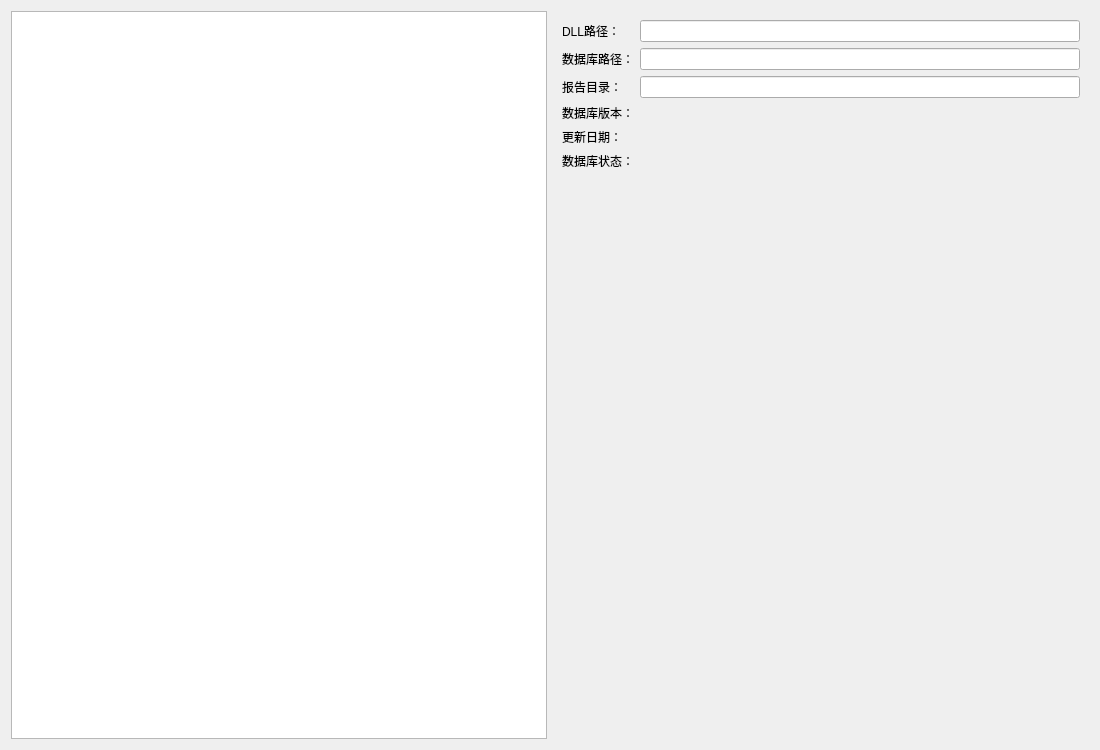
The window that ui/SystemSettingsPage.ui (rakehellsx/MaliciousDetector) describes before a commit, drawn with Qt 5.
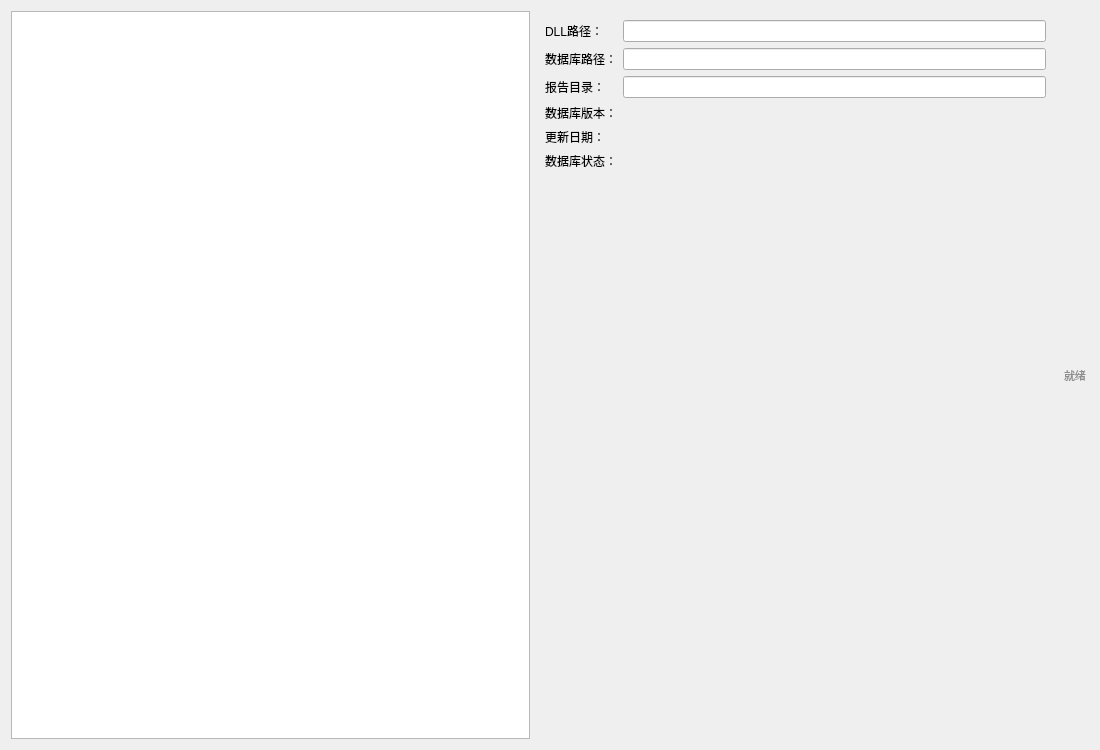
The same window after the commit.

What changed in the file:
```diff
--- a/ui/SystemSettingsPage.ui
+++ b/ui/SystemSettingsPage.ui
@@ -162,6 +162,16 @@
    </widget>
   </widget>
  </item>
-</layout>
+   <item>
+    <widget class="QLabel" name="m_lblStatus">
+     <property name="text">
+      <string>就绪</string>
+     </property>
+     <property name="styleSheet">
+      <string>color:#8c8c8c;font-size:11px;padding:2px 0;</string>
+     </property>
+    </widget>
+   </item>
+  </layout>
  </widget>
 </ui>
```
